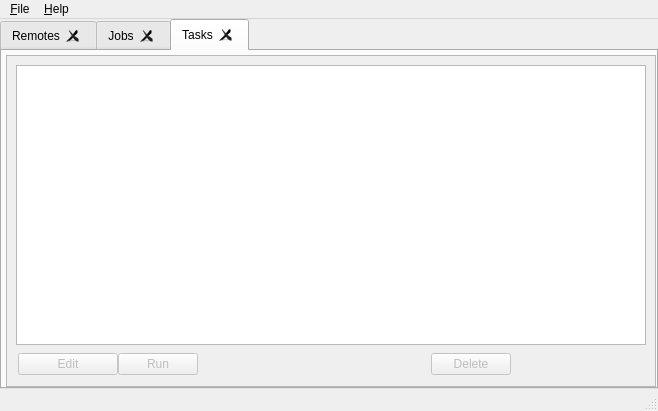
Qt form src/main_window.ui (mmozeiko/RcloneBrowser) before a commit.
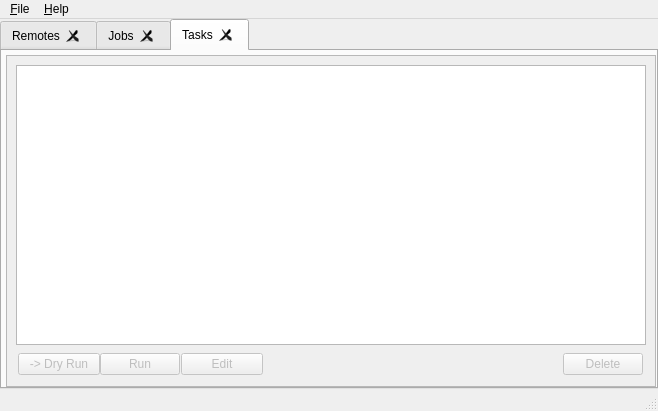
The same form after that commit.

Commit message: implement Delete action, add/impl DryRun (task) button, fix problems with dryrun task property (make it transient), refuse to save task with blank source or dest

The edit to the form file:
```diff
--- a/src/main_window.ui
+++ b/src/main_window.ui
@@ -216,7 +216,7 @@
                 <height>32</height>
                </size>
               </property>
-              <layout class="QHBoxLayout" name="horizontalLayout_2" stretch="0,0,0,0">
+              <layout class="QHBoxLayout" name="horizontalLayout_2" stretch="0,0,0,0,0">
                <property name="spacing">
                 <number>0</number>
                </property>
@@ -232,6 +232,32 @@
                <property name="bottomMargin">
                 <number>2</number>
                </property>
+               <item>
+                <widget class="QPushButton" name="buttonDryrunTask">
+                 <property name="enabled">
+                  <bool>false</bool>
+                 </property>
+                 <property name="text">
+                  <string>-&gt; Dry Run</string>
+                 </property>
+                </widget>
+               </item>
+               <item alignment="Qt::AlignLeft">
+                <widget class="QPushButton" name="buttonRunTask">
+                 <property name="enabled">
+                  <bool>false</bool>
+                 </property>
+                 <property name="sizePolicy">
+                  <sizepolicy hsizetype="Fixed" vsizetype="Fixed">
+                   <horstretch>0</horstretch>
+                   <verstretch>0</verstretch>
+                  </sizepolicy>
+                 </property>
+                 <property name="text">
+                  <string>Run</string>
+                 </property>
+                </widget>
+               </item>
                <item>
                 <widget class="QPushButton" name="buttonEditTask">
                  <property name="enabled">
@@ -257,22 +283,6 @@
                  </property>
                 </widget>
                </item>
-               <item alignment="Qt::AlignLeft">
-                <widget class="QPushButton" name="buttonRunTask">
-                 <property name="enabled">
-                  <bool>false</bool>
-                 </property>
-                 <property name="sizePolicy">
-                  <sizepolicy hsizetype="Fixed" vsizetype="Fixed">
-                   <horstretch>0</horstretch>
-                   <verstretch>0</verstretch>
-                  </sizepolicy>
-                 </property>
-                 <property name="text">
-                  <string>Run</string>
-                 </property>
-                </widget>
-               </item>
                <item>
                 <spacer name="horizontalSpacer_2">
                  <property name="orientation">
@@ -283,8 +293,8 @@
                  </property>
                  <property name="sizeHint" stdset="0">
                   <size>
-                   <width>100</width>
-                   <height>20</height>
+                   <width>300</width>
+                   <height>0</height>
                   </size>
                  </property>
                 </spacer>
```
The commit also changes 6 other files.
